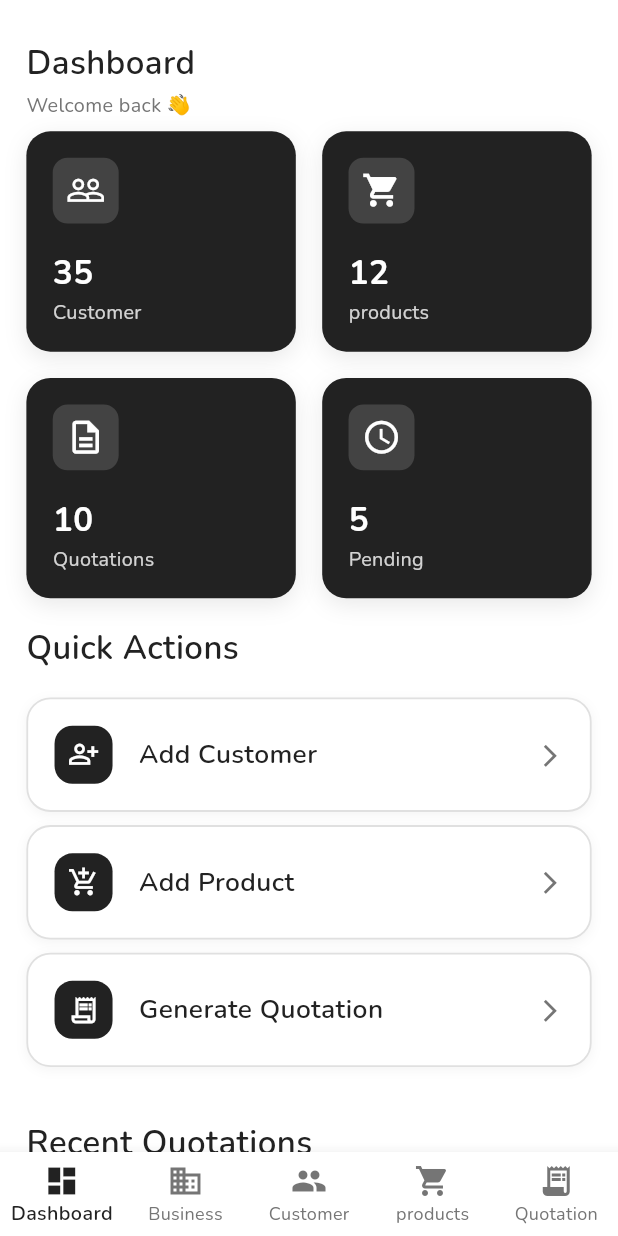
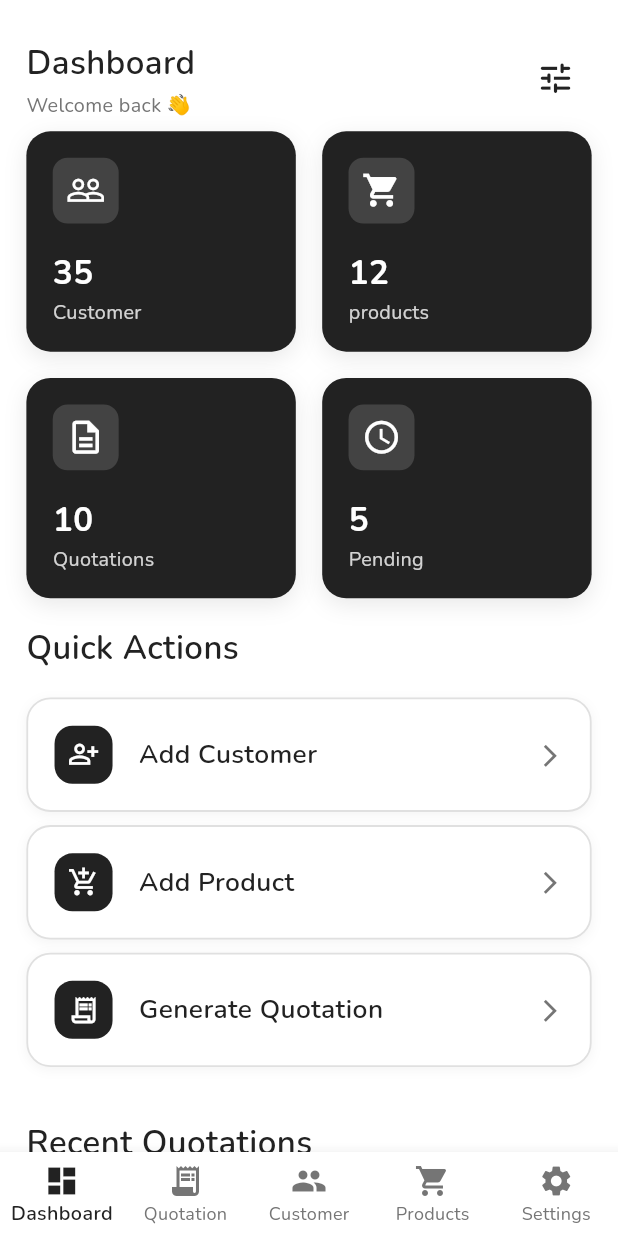
Before and after one commit to manojhp24/MyQuotationGenerator-Clean-Architecture-Flutter-App, a Flutter app: the screen it shows after launch, on a phone screen of 412 x 824 dp. Run offline on Flutter 3.47's test engine with Material 3 defaults, Android fonts, the phone set to English and light mode, and no system bars; our stand-ins replace equatable, flutter_riverpod, get_it, go_router, google_fonts, sqflite and 1 more; accounts and stored records are empty.

Commit message:
UI updated

```diff
--- a/lib/config/constants/app_strings.dart
+++ b/lib/config/constants/app_strings.dart
@@ -40,10 +40,14 @@ class AppStrings {
 
   //Product
   static const String productAppBarTitle = "Add Product";
+  static const String productListAppBarTitle = "Products List";
   static const String productName = "Product Name";
   static const String productPrice = "Price";
   static const String unitMeasure = "Unit Of Measure(SET,KG etc..)";
   static const String description = "Description";
   static const String productHsn = "HSN";
   static const String productGST = "GST";
+
+  //Settings
+  static const String settingsAppBarTitle = "Settings";
 }
--- a/lib/features/customer/presentation/pages/customer_page.dart
+++ b/lib/features/customer/presentation/pages/customer_page.dart
@@ -18,7 +18,7 @@ class CustomerPage extends StatelessWidget {
       body: Center(child: Text("Customer Page")),
       floatingActionButton: FloatingActionButton(
         onPressed: () => context.push('/add-customer'),
-        child: Icon(Icons.add, color: AppColors.white),
+        child: Icon(Icons.person_add_alt_outlined, color: AppColors.white),
       ),
     );
   }
--- a/lib/features/dashboard/presentation/pages/dashboard_nav.dart
+++ b/lib/features/dashboard/presentation/pages/dashboard_nav.dart
@@ -2,8 +2,8 @@ import 'package:flutter/material.dart';
 import 'package:flutter_riverpod/flutter_riverpod.dart';
 import 'package:my_quotation_generator/features/Products/presentation/pages/products_page.dart';
 import 'package:my_quotation_generator/features/dashboard/presentation/provider/dashboard_provider.dart';
+import 'package:my_quotation_generator/features/settings/presentation/pages/settings_page.dart';
 
-import '../../../business/presentation/pages/business_page.dart';
 import '../../../customer/presentation/pages/customer_page.dart';
 import '../../../quotation/presentation/pages/quotations_page.dart';
 import '../widgets/dashboard_navbar.dart';
@@ -18,10 +18,10 @@ class DashboardNav extends ConsumerWidget {
 
     const pages = [
       DashboardPage(),
-      BusinessPage(),
+      QuotationsPage(),
       CustomerPage(),
       AddProductsPage(),
-      QuotationsPage()
+      SettingsPage(),
     ];
 
     return SafeArea(
--- a/lib/features/dashboard/presentation/widgets/dashboard_navbar.dart
+++ b/lib/features/dashboard/presentation/widgets/dashboard_navbar.dart
@@ -3,7 +3,7 @@ import 'package:my_quotation_generator/config/theme/app_text_styles.dart';
 
 class DashboardNavBar extends StatelessWidget {
   final int currentIndex;
-  final void Function(int) onTap;
+  final ValueChanged<int> onTap;
 
   const DashboardNavBar({
     super.key,
@@ -13,27 +13,36 @@ class DashboardNavBar extends StatelessWidget {
 
   @override
   Widget build(BuildContext context) {
+    const navItems = [
+      BottomNavigationBarItem(
+        icon: Icon(Icons.dashboard),
+        label: 'Dashboard',
+      ),
+      BottomNavigationBarItem(
+        icon: Icon(Icons.receipt_long),
+        label: 'Quotation',
+      ),
+      BottomNavigationBarItem(
+        icon: Icon(Icons.people),
+        label: 'Customer',
+      ),
+      BottomNavigationBarItem(
+        icon: Icon(Icons.shopping_cart),
+        label: 'Products',
+      ),
+
+      BottomNavigationBarItem(
+        icon: Icon(Icons.settings),
+        label: 'Settings',
+      ),
+    ];
+
     return BottomNavigationBar(
+      type: BottomNavigationBarType.fixed,
       currentIndex: currentIndex,
       onTap: onTap,
-      type: BottomNavigationBarType.fixed,
       selectedLabelStyle: AppTextStyle.navLabel(context),
-      items: const [
-        BottomNavigationBarItem(
-          icon: Icon(Icons.dashboard),
-          label: 'Dashboard',
-        ),
-        BottomNavigationBarItem(icon: Icon(Icons.business), label: 'Business'),
-        BottomNavigationBarItem(icon: Icon(Icons.people), label: 'Customer'),
-        BottomNavigationBarItem(
-          icon: Icon(Icons.shopping_cart),
-          label: 'products',
-        ),
-        BottomNavigationBarItem(
-          icon: Icon(Icons.receipt_long),
-          label: 'Quotation',
-        ),
-      ],
+      items: navItems,
     );
   }
 }
--- a/lib/features/products/presentation/pages/products_page.dart
+++ b/lib/features/products/presentation/pages/products_page.dart
@@ -1,5 +1,6 @@
 import 'package:flutter/material.dart';
 import 'package:go_router/go_router.dart';
+import 'package:my_quotation_generator/config/constants/app_strings.dart';
 
 import '../../../../config/theme/app_text_styles.dart';
 
@@ -10,13 +11,13 @@ class AddProductsPage extends StatelessWidget {
   Widget build(BuildContext context) {
     return Scaffold(
       appBar: AppBar(
-        title: Text("products List", style: AppTextStyle.h2(context)),
+        title: Text(AppStrings.productListAppBarTitle, style: AppTextStyle.h2(context)),
         elevation: 0,
         backgroundColor: Colors.transparent,
       ),
       floatingActionButton: FloatingActionButton(
         onPressed: ()=>context.push('/add-products'),
-        child: Icon(Icons.add),
+        child: Icon(Icons.inventory_2_rounded),
       ),
     );
   }
--- a/lib/features/quotation/presentation/pages/quotations_page.dart
+++ b/lib/features/quotation/presentation/pages/quotations_page.dart
@@ -12,6 +12,10 @@ class QuotationsPage extends StatelessWidget {
         backgroundColor: Colors.transparent,
       ),
       body: Center(child: Text("Quotations")),
+      floatingActionButton: FloatingActionButton(
+        onPressed: () {},
+        child: Icon(Icons.note_add_rounded),
+      ),
     );
   }
 }
```
Also changed, not shown: lib/features/dashboard/presentation/widgets/sections/dashboard_app_bar.dart (+31 -9 lines), lib/features/settings/presentation/pages/settings_page.dart (added, +14 -0 lines).
